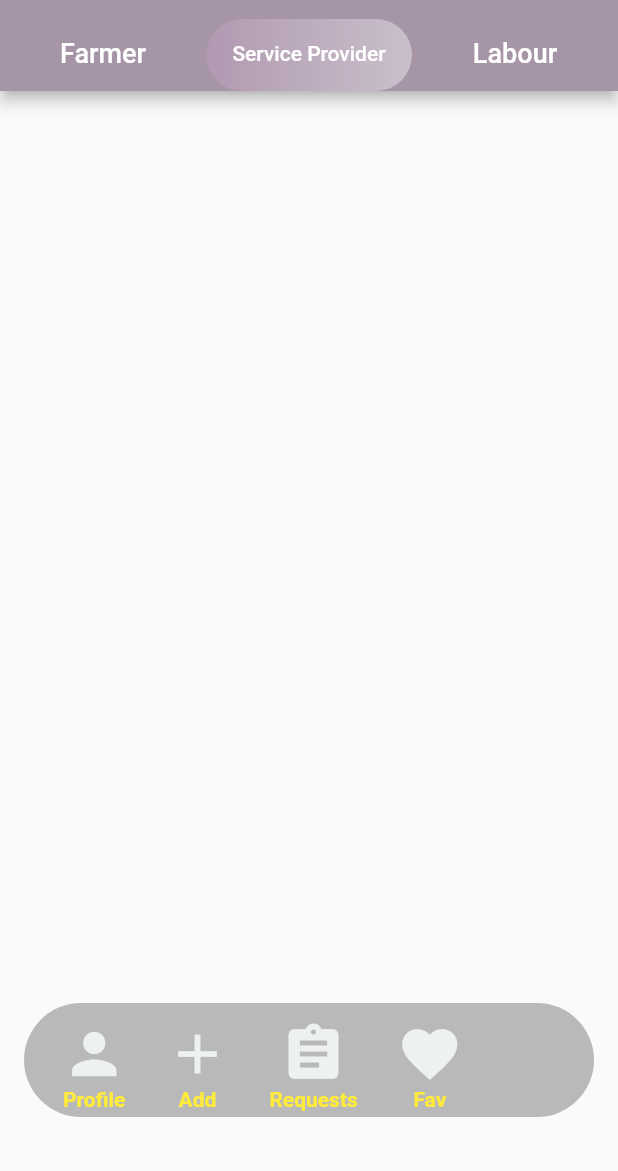
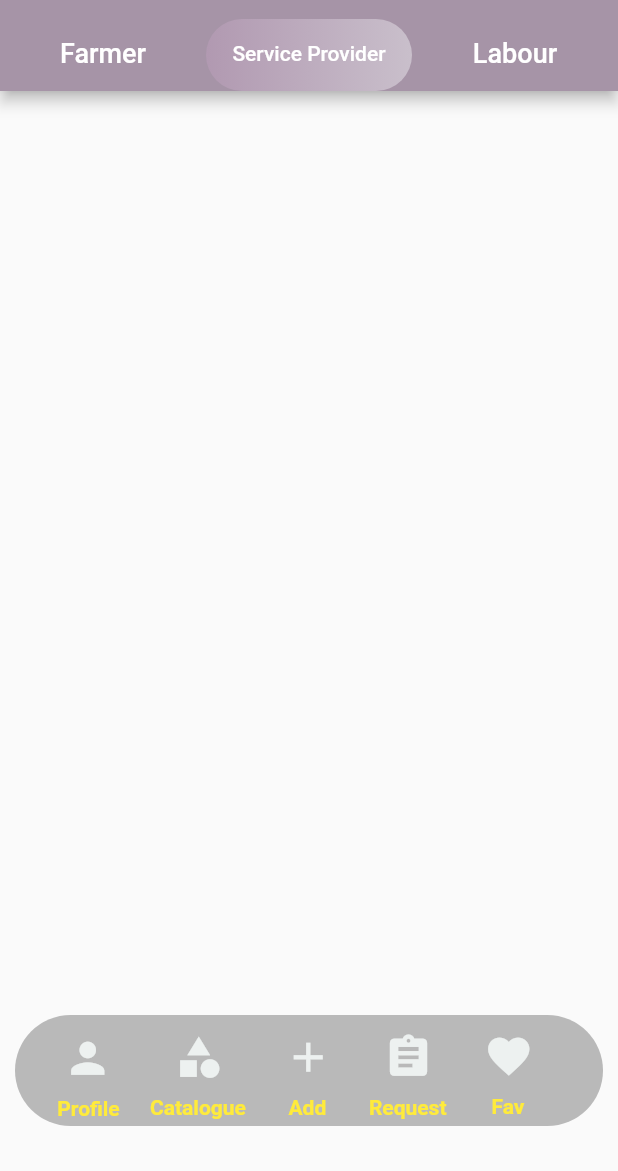
Before and after one commit to sujithsureshkumar/agrinet, a Flutter app: the screen it shows once a user with an empty profile is signed in, tab 2 chosen, on a phone screen of 412 x 824 dp, the part 65-1236 px from its top. Run offline on Flutter 3.47's test engine with Material 2 defaults, Android fonts, the phone set to English and light mode, and no system bars; our stand-ins replace cloud_firestore, firebase_auth, firebase_core, firebase_storage, font_awesome_flutter, google_fonts and 4 more; accounts and stored records are empty; network calls fail.

Commit message:
some change

```diff
--- a/lib/providers/services_provider.dart
+++ b/lib/providers/services_provider.dart
@@ -9,6 +9,7 @@ class ServicesProvider extends ChangeNotifier {
  // QuerySnapshot _serviceSnapShot;
   List<String> wishlist=[];
   List<Service> serviceList=[];
+  List<Service> serviceWishlist=[];
   String _docid;
 
   String get docid => _docid;
@@ -45,7 +46,7 @@ class ServicesProvider extends ChangeNotifier {
 
   Future<void> getserviceSnapShotForWishlist() async {
     QuerySnapshot _serviceSnapShot = await FirebaseFirestore.instance.collection('services').get();
-    serviceList=_serviceSnapShot.docs.map((snap) {
+    serviceWishlist=_serviceSnapShot.docs.map((snap) {
       if(wishlist.contains(snap.get('docid'))) {
         return Service(
           isLiked: wishlist.contains(snap.get('docid')) ? true : false,
--- a/lib/screens/authenticate/createAccount.dart
+++ b/lib/screens/authenticate/createAccount.dart
@@ -131,7 +131,7 @@ class _CreateAccountState extends State<CreateAccount> {
               setState(() {
                 isLoading = false;
               });
-              Navigator.push(
+              Navigator.pushReplacement(
                   context, MaterialPageRoute(builder: (_) => Home()));
               print("Account Created Successfully");
             } else {
--- a/lib/screens/authenticate/loginScreen.dart
+++ b/lib/screens/authenticate/loginScreen.dart
@@ -121,7 +121,7 @@ class _LoginScreenState extends State<LoginScreen> {
               setState(() {
                 isLoading = false;
               });
-              Navigator.push(
+              Navigator.pushReplacement(
                   context, MaterialPageRoute(builder: (_) => Home()));
             } else {
               print("Login Failed");
--- a/lib/screens/pages/FarmHome.dart
+++ b/lib/screens/pages/FarmHome.dart
@@ -91,7 +91,7 @@ class _FarmHomeState extends State<FarmHome> {
                               onPressed: () {
                                 Navigator.of(context).pushReplacement(
                                   MaterialPageRoute(
-                                    builder: (ctx) => editService(),
+                                    builder: (ctx) => EditService(),
                                   ),
                                 );
 
--- a/lib/widget/catalogueCard.dart
+++ b/lib/widget/catalogueCard.dart
@@ -29,7 +29,7 @@ class CatalogueCard extends StatelessWidget {
           child: Container(
             height: 200,
             child: Card(
-              color: Colors.grey[800],
+              //color: Colors.grey[800],
               child: Padding(
                 padding: const EdgeInsets.all(8.0),
                 child: Row(
--- a/lib/widget/listview_widget.dart
+++ b/lib/widget/listview_widget.dart
@@ -137,10 +137,10 @@ class _ListViewWidgetState extends State<ListViewWidget> {
         return Scaffold(
           //backgroundColor: Colors.grey[900],
           body: ListView(
-            padding: EdgeInsets.all(12),
+            padding: EdgeInsets.all(3),
             children: [
               Padding(
-                padding: const EdgeInsets.fromLTRB(10, 10, 10, 10),
+                padding: const EdgeInsets.fromLTRB(2, 1, 2, 1),
                 child: Column(
                   children: <Widget>[
                     Column(
--- a/lib/widget/navigationServiceProvider.dart
+++ b/lib/widget/navigationServiceProvider.dart
@@ -8,7 +8,8 @@ class NavigationServiceProvider extends StatelessWidget {
   Widget build(BuildContext context) {
     return Container(
       width: MediaQuery.of(context).size.width,
-      padding: EdgeInsets.all(16.0),
+      //height: 100,
+      padding: EdgeInsets.all(10.0),
       child: ClipRRect(
         borderRadius: BorderRadius.all(
           Radius.circular(50.0),
@@ -23,27 +24,65 @@ class NavigationServiceProvider extends StatelessWidget {
                   mainAxisSize: MainAxisSize.min,
                   children: [
                     Padding(
-                      padding: const EdgeInsets.all(2.0),
+                      padding: const EdgeInsets.fromLTRB(12.0, 2.0, 2.0, 1.0),
                       child: IconButton(
 
                         onPressed: () {
-                          Navigator.of(context).pushReplacement(
+                          Navigator.of(context).push(
                             MaterialPageRoute(
-                              //builder: (ctx) => MyHomePage(),
+                              //builder: (ctx) => AddService(),
                             ),
                           );
                         },
                         icon: Icon(Icons.person,
-                            size: 44.0 ,
+                            size: 33.0 ,
                             color: Color(0xffedf1f0)
                         ),
                         //label: Text('Home')
                       ),
                     ),
                     Padding(
-                      padding: const EdgeInsets.fromLTRB(14.0, 2.0, 2.0, 2.0),
+                      padding: const EdgeInsets.fromLTRB(14.0, 1.0, 2.0, 2.0),
                       child: Text(
                         "Profile",
+                        style: TextStyle(
+                          color: Colors.yellow,
+                          fontWeight: FontWeight.bold,
+                          //fontSize: 12
+                        ),
+                      ),
+                    ),
+                  ],
+                ),
+              ),
+
+              Container(
+                padding: EdgeInsets.fromLTRB(12.0, 2.0, 2.0, 2.0),
+                child: Column(
+                  mainAxisSize: MainAxisSize.min,
+                  children: [
+                    Padding(
+                      padding: const EdgeInsets.all(1.0),
+                      child: IconButton(
+
+                        onPressed: () {
+                          Navigator.of(context).push(
+                            MaterialPageRoute(
+                              //builder: (ctx) => ServiceCatalogue(),
+                            ),
+                          );
+                        },
+                        icon: Icon(Icons.category,
+                            size: 33.0 ,
+                            color: Color(0xffedf1f0)
+                        ),
+                        //label: Text('Home')
+                      ),
+                    ),
+                    Padding(
+                      padding: const EdgeInsets.fromLTRB(2.0, 1.0, 2.0, 2.0),
+                      child: Text(
+                        "Catalogue",
                         style: TextStyle(
                           color: Colors.yellow,
                           fontWeight: FontWeight.bold,
@@ -60,7 +99,7 @@ class NavigationServiceProvider extends StatelessWidget {
                   mainAxisSize: MainAxisSize.min,
                   children: [
                     Padding(
-                      padding: const EdgeInsets.all(2.0),
+                      padding: const EdgeInsets.all(1.0),
                       child: IconButton(
 
                         onPressed: () {
@@ -69,16 +108,17 @@ class NavigationServiceProvider extends StatelessWidget {
                               builder: (ctx) => AddService(),
                             ),
                           );
+
                         },
                         icon: Icon(Icons.add,
-                            size: 44.0 ,
+                            size: 33.0 ,
                             color: Color(0xffedf1f0)
                         ),
                         //label: Text('Home')
                       ),
                     ),
                     Padding(
-                      padding: const EdgeInsets.fromLTRB(14.0, 2.0, 2.0, 2.0),
+                      padding: const EdgeInsets.fromLTRB(2.0, 1.0, 2.0, 2.0),
                       child: Text(
                         "Add",
                         style: TextStyle(
@@ -91,13 +131,15 @@ class NavigationServiceProvider extends StatelessWidget {
                 ),
               ),
 
+
+
               Container(
                 padding: EdgeInsets.fromLTRB(12.0, 2.0, 2.0, 2.0),
                 child: Column(
                   mainAxisSize: MainAxisSize.min,
                   children: [
                     Padding(
-                      padding: const EdgeInsets.all(2.0),
+                      padding: const EdgeInsets.all(1.0),
                       child: IconButton(
 
                         onPressed: () {
@@ -108,16 +150,16 @@ class NavigationServiceProvider extends StatelessWidget {
                           );
                         },
                         icon: Icon(Icons.assignment,
-                            size: 44.0 ,
+                            size: 33.0 ,
                             color: Color(0xffedf1f0)
                         ),
                         //label: Text('Home')
                       ),
                     ),
                     Padding(
-                      padding: const EdgeInsets.fromLTRB(14.0, 2.0, 2.0, 2.0),
+                      padding: const EdgeInsets.fromLTRB(2.0, 1.0, 2.0, 2.0),
                       child: Text(
-                        "Requests",
+                        "Request",
                         style: TextStyle(
                           color: Colors.yellow,
                           fontWeight: FontWeight.bold,
@@ -129,30 +171,30 @@ class NavigationServiceProvider extends StatelessWidget {
               ),
 
               Container(
-                padding: EdgeInsets.fromLTRB(12.0, 2.0, 2.0, 2.0),
+                padding: EdgeInsets.fromLTRB(12.0, 1.0, 2.0, 2.0),
                 child: Column(
                   mainAxisSize: MainAxisSize.min,
                   children: [
                     Padding(
-                      padding: const EdgeInsets.all(2.0),
+                      padding: const EdgeInsets.all(1.0),
                       child: IconButton(
 
                         onPressed: () {
-                          Navigator.of(context).pushReplacement(
+                          Navigator.of(context).push(
                             MaterialPageRoute(
-                              builder: (ctx) => ServiceDetails(),
+                              //builder: (ctx) => WishlistCatalog(),
                             ),
                           );
                         },
                         icon: Icon(Icons.favorite,
-                            size: 44.0 ,
+                            size: 33.0 ,
                             color: Color(0xffedf1f0)
                         ),
                         //label: Text('Home')
                       ),
                     ),
                     Padding(
-                      padding: const EdgeInsets.fromLTRB(14.0, 2.0, 2.0, 2.0),
+                      padding: const EdgeInsets.fromLTRB(2.0, 1.0, 2.0, 2.0),
                       child: Text(
                         "Fav",
                         style: TextStyle(
```
Also changed, not shown: lib/screens/pages/SPOonBoarding.dart (+13 -8 lines), lib/screens/pages/editService.dart (+50 -14 lines), lib/screens/pages/service_catalog.dart (+2 -9 lines), lib/screens/pages/wishlist_catalog.dart (+12 -5 lines), lib/widget/listViewCard.dart (+11 -11 lines), lib/widget/serviceListingCard.dart (+11 -1 lines).
